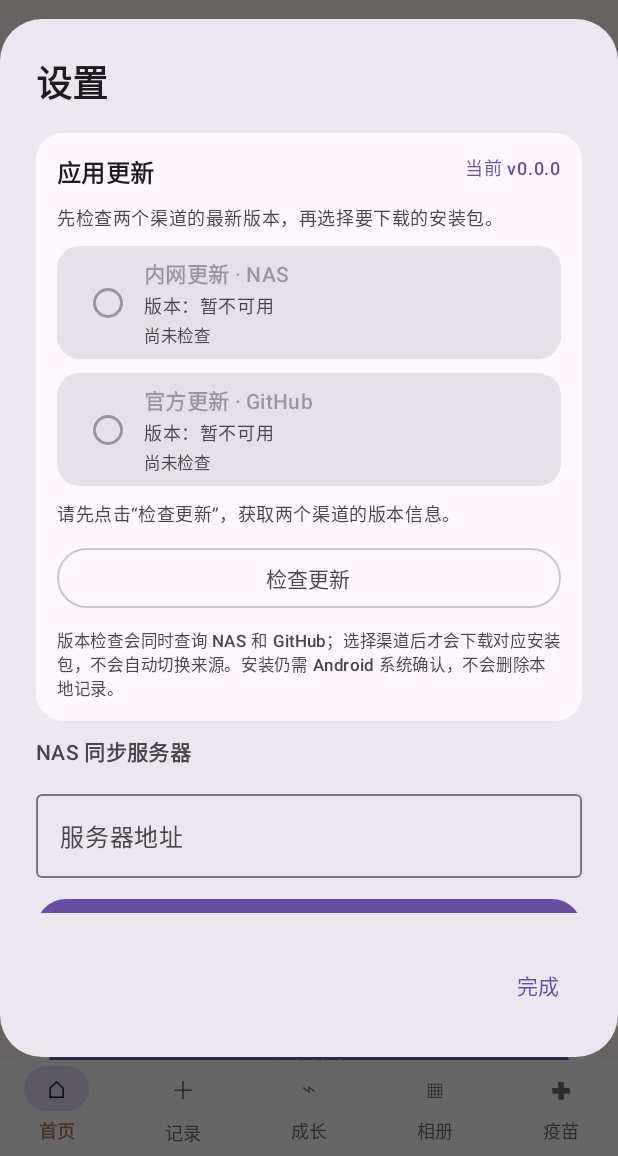
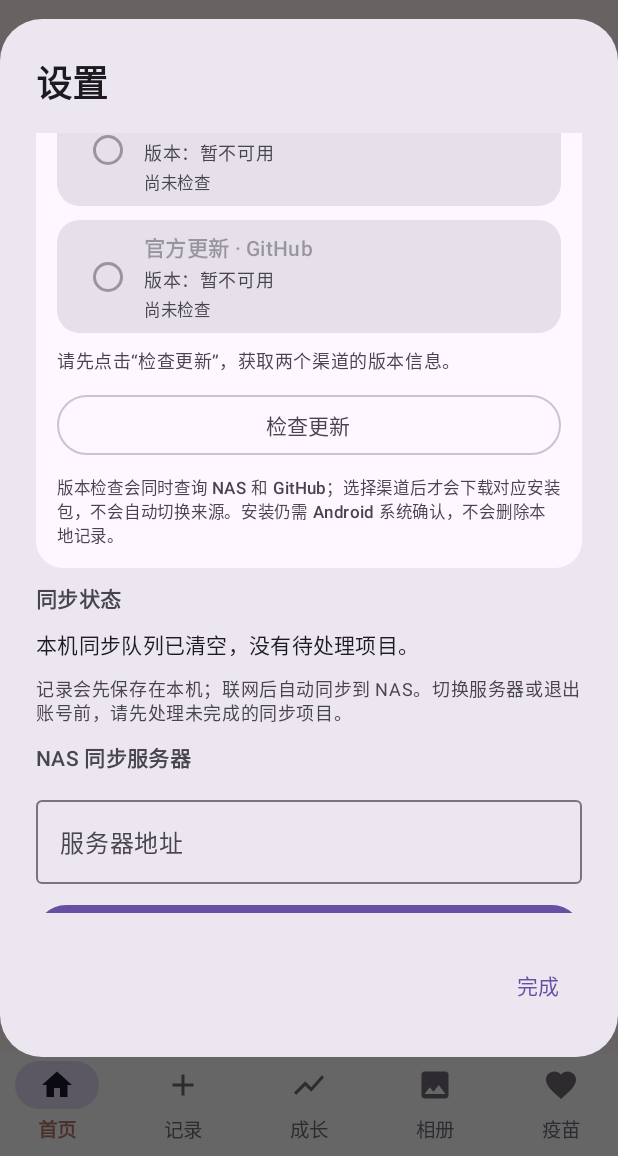
Before and after one commit to rinzaki007/BabyLog, an Android app built with Jetpack Compose: the screen it shows after launch (MainActivity), after a tap on "⚙ 设置", on a phone screen of 412 x 824 dp, the part 80-1236 px from its top. Run offline under Robolectric (Android 15) with nearby library versions, the phone set to English and light mode, and no system bars; our stand-ins replace Room's generated code.

Commit message:
feat: polish BabyLog 1.0.1 experience
Complete P0-P3 UI and interaction polish, optimize Android CI emulator test selection, and fix album date-filter navigation and cancellation.

```diff
--- a/app/src/main/java/com/rinzaki/babylog/MainActivity.kt
+++ b/app/src/main/java/com/rinzaki/babylog/MainActivity.kt
@@ -55,6 +55,13 @@ import androidx.compose.material3.Card
 import androidx.compose.material3.CardDefaults
 import androidx.compose.material3.FilledTonalButton
 import androidx.compose.material3.HorizontalDivider
+import androidx.compose.material.icons.Icons
+import androidx.compose.material.icons.filled.Add
+import androidx.compose.material.icons.filled.Favorite
+import androidx.compose.material.icons.filled.Home
+import androidx.compose.material.icons.filled.Photo
+import androidx.compose.material.icons.filled.ShowChart
+import androidx.compose.material3.Icon
 import androidx.compose.material3.MaterialTheme
 import androidx.compose.material3.NavigationBar
 import androidx.compose.material3.NavigationBarItem
@@ -214,7 +221,7 @@ private fun BabyLogApp(dao: BabyLogDao) {
             containerColor = MaterialTheme.colorScheme.background,
             bottomBar = {
                 NavigationBar(
-                    modifier = Modifier.navigationBarsPadding().height(64.dp),
+                    modifier = Modifier.navigationBarsPadding().height(68.dp),
                     containerColor = Color.White,
                     tonalElevation = 0.dp,
                     windowInsets = WindowInsets(0.dp)
@@ -224,8 +231,8 @@ private fun BabyLogApp(dao: BabyLogDao) {
                         NavigationBarItem(
                             selected = selectedNav == index,
                             onClick = { selectedNav = index },
-                            icon = { Text(listOf("⌂", "＋", "⌁", "▦", "✚")[index], style = MaterialTheme.typography.titleMedium) },
-                            label = { Text(label, style = MaterialTheme.typography.labelMedium.copy(fontSize = 12.sp, lineHeight = 14.sp, fontWeight = if (selectedNav == index) FontWeight.SemiBold else FontWeight.Medium), maxLines = 1) }
+                            icon = { Icon(imageVector = when (index) { 0 -> Icons.Filled.Home; 1 -> Icons.Filled.Add; 2 -> Icons.Filled.ShowChart; 3 -> Icons.Filled.Photo; else -> Icons.Filled.Favorite }, contentDescription = label) },
+                            label = { Text(label, style = MaterialTheme.typography.labelMedium.copy(fontSize = 13.sp, lineHeight = 16.sp, fontWeight = if (selectedNav == index) FontWeight.SemiBold else FontWeight.Medium), maxLines = 1) }
                         )
                     }
                 }
@@ -260,7 +267,6 @@ private fun BabyLogApp(dao: BabyLogDao) {
                                 Text("⚙ 设置")
                             }
                         }
-                        if (!syncError.isNullOrBlank()) Text("同步提示：" + syncError, style = MaterialTheme.typography.labelSmall, color = MaterialTheme.colorScheme.error)
                     }
                 }
                 if (selectedNav == 0) item {
@@ -727,6 +733,8 @@ private fun EventEditor(eventType: String, existing: BabyEventEntity? = null, on
                             singleLine = true
                         )
                         Text("单位：毫升（ml）", style = MaterialTheme.typography.labelSmall, color = MaterialTheme.colorScheme.onSurfaceVariant)
+                        Text("常用奶量 · 也可以直接输入其他数值", style = MaterialTheme.typography.labelSmall, color = MaterialTheme.colorScheme.onSurfaceVariant)
+                        SelectionRow(listOf("90", "120", "150", "180", "210"), amountText) { amountText = it }
                     }
                     "DIAPER" -> {
                         Text("护理情况", fontWeight = FontWeight.SemiBold)
@@ -742,6 +750,7 @@ private fun EventEditor(eventType: String, existing: BabyEventEntity? = null, on
                     }
                     "SLEEP" -> {
                         Text("睡眠时长  ${sleepMinutes.toInt()} 分钟", fontWeight = FontWeight.SemiBold)
+                        SelectionRow(listOf("30", "60", "90", "120", "180"), sleepMinutes.toInt().toString()) { sleepMinutes = it.toFloat() }
                         Slider(sleepMinutes, { sleepMinutes = it }, valueRange = 10f..720f, steps = 70)
                     }
                     "GROWTH" -> {
--- a/app/src/main/java/com/rinzaki/babylog/sync/SyncSettings.kt
+++ b/app/src/main/java/com/rinzaki/babylog/sync/SyncSettings.kt
@@ -5,6 +5,7 @@ import androidx.compose.foundation.layout.Column
 import androidx.compose.foundation.layout.Spacer
 import androidx.compose.foundation.layout.fillMaxWidth
 import androidx.compose.foundation.layout.height
+import androidx.compose.foundation.layout.heightIn
 import androidx.compose.foundation.rememberScrollState
 import androidx.compose.foundation.verticalScroll
 import androidx.compose.material3.AlertDialog
@@ -116,10 +117,22 @@ fun SyncSettingsDialog(dao: BabyLogDao, onDismiss: () -> Unit) {
         title = { Text("设置", fontWeight = FontWeight.Bold) },
         text = {
             Column(
-                modifier = Modifier.fillMaxWidth().height(520.dp).verticalScroll(rememberScrollState()),
+                modifier = Modifier.fillMaxWidth().heightIn(max = 520.dp).verticalScroll(rememberScrollState()),
                 verticalArrangement = Arrangement.spacedBy(10.dp)
             ) {
                 AppUpdateSection()
+
+                Text("同步状态", fontWeight = FontWeight.SemiBold)
+                Text(
+                    if (pendingCount == 0 && conflictCount == 0) "本机同步队列已清空，没有待处理项目。"
+                    else "待同步 $pendingCount 项 · 冲突 $conflictCount 项",
+                    color = if (conflictCount > 0) androidx.compose.material3.MaterialTheme.colorScheme.error
+                    else androidx.compose.material3.MaterialTheme.colorScheme.onSurface
+                )
+                Text(
+                    "记录会先保存在本机；联网后自动同步到 NAS。切换服务器或退出账号前，请先处理未完成的同步项目。",
+                    style = androidx.compose.material3.MaterialTheme.typography.bodySmall
+                )
 
                 Text("NAS 同步服务器", fontWeight = FontWeight.SemiBold)
                 if (server.isNotBlank() && !editingServer) {
```
Also changed, not shown: app/src/main/java/com/rinzaki/babylog/AlbumComponents.kt (+24 -3 lines), app/src/main/java/com/rinzaki/babylog/HomeComponents.kt (+73 -20 lines), app/src/main/java/com/rinzaki/babylog/VaccineComponents.kt (+9 -2 lines), 1 other file.
